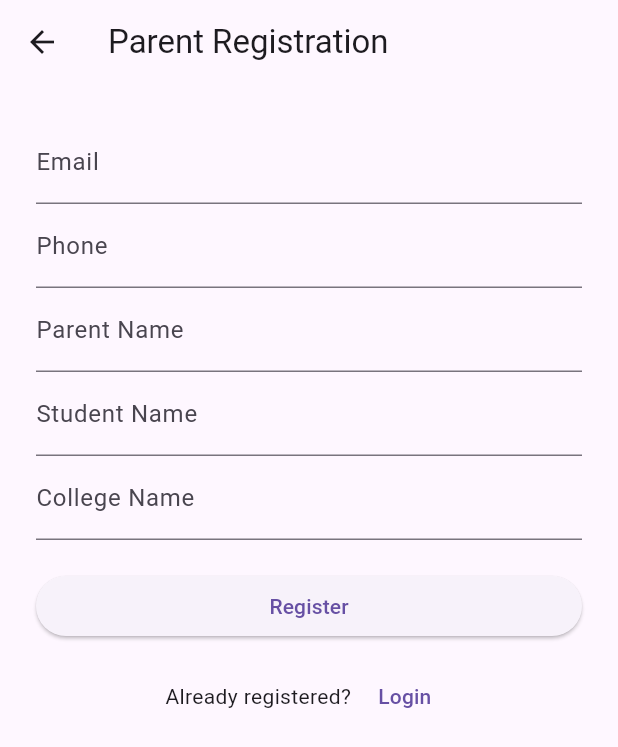
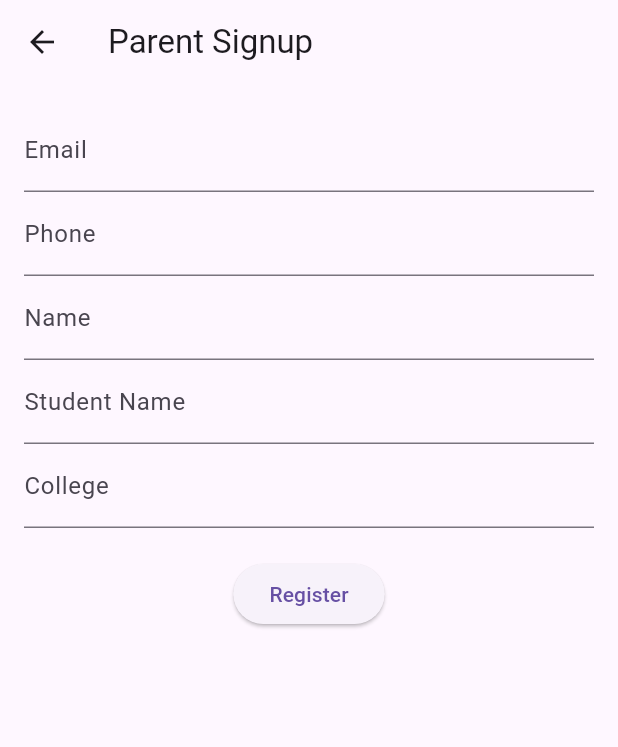
Before and after one commit to Afsheensultana/evaseafinal, a Flutter app: the screen it shows after launch, after a tap on "Are you a parent?", on a phone screen of 412 x 824 dp. Shown: the top 747 px of the screen. Run offline on Flutter 3.47's test engine with Material 3 defaults, Android fonts, the phone set to English and light mode, and no system bars; network calls fail.

Commit message:
screens update faculty

```diff
--- a/lib/config/api_endpoints.dart
+++ b/lib/config/api_endpoints.dart
@@ -1,5 +1,5 @@
 class ApiEndpoints {
-  static const String baseUrl = "http://192.168.1.42:5500";
+  static const String baseUrl = "https://c9n9q8bz5h.execute-api.ap-south-1.amazonaws.com/dev";
 
   // Student
   static const String studentLogin =
--- a/lib/main.dart
+++ b/lib/main.dart
@@ -10,10 +10,9 @@ class EvalSeaApp extends StatelessWidget {
 
   @override
   Widget build(BuildContext context) {
-    return MaterialApp(
+    return const MaterialApp(
       debugShowCheckedModeBanner: false,
-      title: 'EvalSea',
-      home: const LoginScreen(),
+      home: LoginScreen(),
     );
   }
 }
--- a/lib/screens/parent_signup_screen.dart
+++ b/lib/screens/parent_signup_screen.dart
@@ -1,3 +1,4 @@
+import 'dart:convert';
 import 'package:flutter/material.dart';
 import '../services/auth_service.dart';
 import 'parent_login_screen.dart';
@@ -16,28 +17,36 @@ class _ParentSignupScreenState extends State<ParentSignupScreen> {
   final studentController = TextEditingController();
   final collegeController = TextEditingController();
 
-  bool isLoading = false;
+  final AuthService authService = AuthService();
 
   Future<void> register() async {
-    setState(() => isLoading = true);
+    try {
+      final res = await authService.parentSignup({
+        "email": emailController.text.trim(),
+        "phone": phoneController.text.trim(),
+        "name": nameController.text.trim(),
+        "student_name": studentController.text.trim(),
+        "college": collegeController.text.trim(),
+      });
 
-    final response = await AuthService.parentSignup({
-      "email": emailController.text,
-      "phone": phoneController.text,
-      "name": nameController.text,
-      "student_name": studentController.text,
-      "college_name": collegeController.text,
-    });
+      if (!mounted) return;
 
-    setState(() => isLoading = false);
-
-    if (response.statusCode == 200) {
+      if (res.statusCode == 200 || res.statusCode == 201) {
+        Navigator.pushReplacement(
+          context,
+          MaterialPageRoute(
+            builder: (_) => const ParentLoginScreen(),
+          ),
+        );
+      } else {
+        final data = jsonDecode(res.body);
+        ScaffoldMessenger.of(context).showSnackBar(
+          SnackBar(content: Text(data['error'] ?? "Signup failed")),
+        );
+      }
+    } catch (e) {
       ScaffoldMessenger.of(context).showSnackBar(
-        const SnackBar(content: Text("Registration successful")),
-      );
-    } else {
-      ScaffoldMessenger.of(context).showSnackBar(
-        const SnackBar(content: Text("Registration failed")),
+        SnackBar(content: Text(e.toString())),
       );
     }
   }
@@ -45,62 +54,20 @@ class _ParentSignupScreenState extends State<ParentSignupScreen> {
   @override
   Widget build(BuildContext context) {
     return Scaffold(
-      appBar: AppBar(title: const Text("Parent Registration")),
-      body: SingleChildScrollView(
-        padding: const EdgeInsets.all(24),
+      appBar: AppBar(title: const Text("Parent Signup")),
+      body: Padding(
+        padding: const EdgeInsets.all(16),
         child: Column(
           children: [
-            TextField(
-              controller: emailController,
-              decoration: const InputDecoration(labelText: "Email"),
-            ),
-            TextField(
-              controller: phoneController,
-              decoration: const InputDecoration(labelText: "Phone"),
-            ),
-            TextField(
-              controller: nameController,
-              decoration: const InputDecoration(labelText: "Parent Name"),
-            ),
-            TextField(
-              controller: studentController,
-              decoration: const InputDecoration(labelText: "Student Name"),
-            ),
-            TextField(
-              controller: collegeController,
-              decoration: const InputDecoration(labelText: "College Name"),
-            ),
-
+            TextField(controller: emailController, decoration: const InputDecoration(labelText: "Email")),
+            TextField(controller: phoneController, decoration: const InputDecoration(labelText: "Phone")),
+            TextField(controller: nameController, decoration: const InputDecoration(labelText: "Name")),
+            TextField(controller: studentController, decoration: const InputDecoration(labelText: "Student Name")),
+            TextField(controller: collegeController, decoration: const InputDecoration(labelText: "College")),
             const SizedBox(height: 20),
-
-            /// REGISTER BUTTON
-            SizedBox(
-              width: double.infinity,
-              child: ElevatedButton(
-                onPressed: isLoading ? null : register,
-                child: const Text("Register"),
-              ),
-            ),
-
-            const SizedBox(height: 12),
-
-            /// 👇 THIS WAS MISSING — NOW FIXED
-            Row(
-              mainAxisAlignment: MainAxisAlignment.center,
-              children: [
-                const Text("Already registered? "),
-                TextButton(
-                  onPressed: () {
-                    Navigator.push(
-                      context,
-                      MaterialPageRoute(
-                        builder: (_) => const ParentLoginScreen(),
-                      ),
-                    );
-                  },
-                  child: const Text("Login"),
-                ),
-              ],
+            ElevatedButton(
+              onPressed: register,
+              child: const Text("Register"),
             ),
           ],
         ),
--- a/lib/services/auth_service.dart
+++ b/lib/services/auth_service.dart
@@ -3,7 +3,7 @@ import 'package:http/http.dart' as http;
 import '../config/api_endpoints.dart';
 
 class AuthService {
-  /// Student / Faculty Login
+  // Student / Faculty login (already used in login_screen.dart)
   static Future<http.Response> login({
     required String role,
     required String email,
@@ -23,11 +23,9 @@ class AuthService {
     );
   }
 
-  /// Parent Login
-  static Future<http.Response> parentLogin({
-    required String email,
-    required String password,
-  }) async {
+  // Parent login
+  Future<http.Response> loginParent(
+      String email, String password) async {
     return await http.post(
       Uri.parse(ApiEndpoints.parentLogin),
       headers: const {"Content-Type": "application/json"},
@@ -38,8 +36,8 @@ class AuthService {
     );
   }
 
-  /// Parent Signup
-  static Future<http.Response> parentSignup(
+  // Parent signup
+  Future<http.Response> parentSignup(
       Map<String, dynamic> data) async {
     return await http.post(
       Uri.parse(ApiEndpoints.parentSignup),
```
Also changed, not shown: lib/screens/create_assignment_screen.dart (added, +99 -0 lines), lib/screens/faculty_class_screen.dart (added, +72 -0 lines), lib/screens/faculty_dashboard.dart (+39 -4 lines), lib/screens/login_screen.dart (+50 -57 lines), lib/screens/parent_login_screen.dart (+39 -29 lines), 1 other file.
